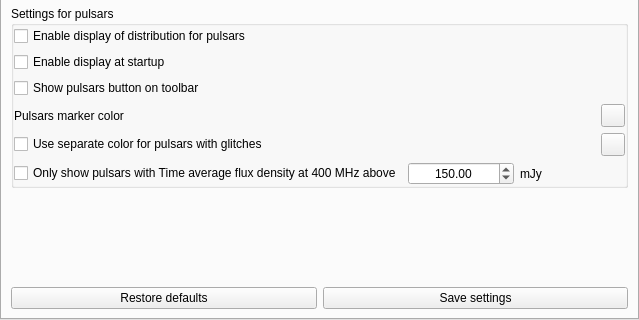
Qt form plugins/Pulsars/src/gui/pulsarsDialog.ui (519984307/stellarium_src) before a commit; both pictures show x 0 to 639 and y 183 to 503 of the 639 by 503 pixel window.
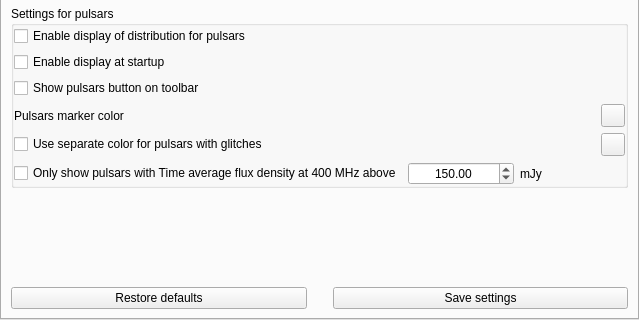
The same form after that commit. Custom widgets are drawn as their Qt base class.

```diff
--- a/plugins/Pulsars/src/gui/pulsarsDialog.ui
+++ b/plugins/Pulsars/src/gui/pulsarsDialog.ui
@@ -396,6 +396,22 @@
            </property>
           </widget>
          </item>
+         <item>
+          <spacer name="horizontalSpacer_2">
+           <property name="orientation">
+            <enum>Qt::Horizontal</enum>
+           </property>
+           <property name="sizeType">
+            <enum>QSizePolicy::Fixed</enum>
+           </property>
+           <property name="sizeHint" stdset="0">
+            <size>
+             <width>20</width>
+             <height>20</height>
+            </size>
+           </property>
+          </spacer>
+         </item>
          <item>
           <widget class="QPushButton" name="saveSettingsButton">
            <property name="sizePolicy">
```
